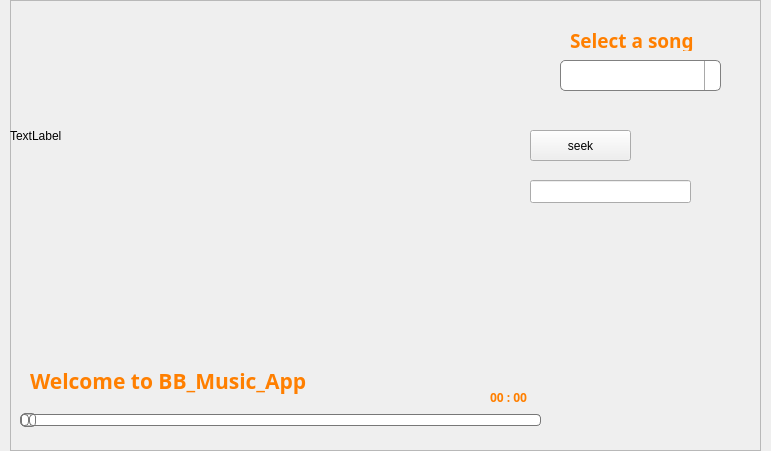
Above: buttonGUI/opengui.ui from DevelopKits/embebidos-grupo7 before the change. Below: the same form after it.
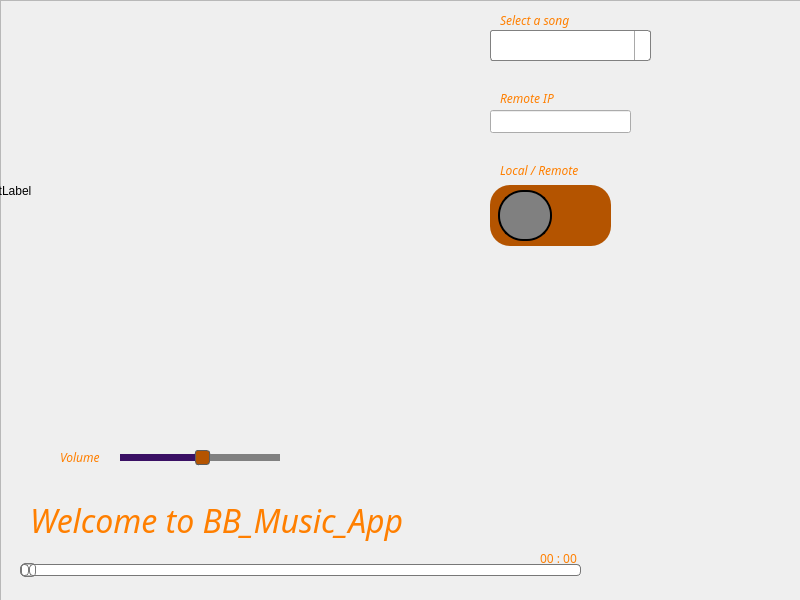
That is the form after the change. Icons and pictures are not drawn.

Patch:
```diff
--- a/buttonGUI/opengui.ui
+++ b/buttonGUI/opengui.ui
@@ -6,8 +6,8 @@
    <rect>
     <x>0</x>
     <y>0</y>
-    <width>771</width>
-    <height>451</height>
+    <width>800</width>
+    <height>600</height>
    </rect>
   </property>
   <property name="windowTitle">
@@ -19,10 +19,10 @@
   <widget class="QFrame" name="frame">
    <property name="geometry">
     <rect>
-     <x>10</x>
+     <x>0</x>
      <y>0</y>
-     <width>751</width>
-     <height>451</height>
+     <width>801</width>
+     <height>601</height>
     </rect>
    </property>
    <property name="autoFillBackground">
@@ -43,9 +43,9 @@
    <widget class="QSlider" name="horizontalSlider">
     <property name="geometry">
      <rect>
-      <x>10</x>
-      <y>410</y>
-      <width>521</width>
+      <x>20</x>
+      <y>560</y>
+      <width>561</width>
       <height>20</height>
      </rect>
     </property>
@@ -121,7 +121,7 @@
     <property name="geometry">
      <rect>
       <x>150</x>
-      <y>270</y>
+      <y>380</y>
       <width>51</width>
       <height>51</height>
      </rect>
@@ -145,83 +145,76 @@
    <widget class="QComboBox" name="comboBox_1">
     <property name="geometry">
      <rect>
-      <x>550</x>
-      <y>60</y>
+      <x>490</x>
+      <y>30</y>
       <width>161</width>
       <height>31</height>
      </rect>
     </property>
     <property name="styleSheet">
      <string notr="true">QComboBox {
-     border: 1px solid gray;
-     border-radius: 5px;
-     padding: 1px 18px 1px 3px;
-     min-width: 6em;
-	 border-image: none;
- }
+	border-image: none;
+    border: 1px solid gray;
+    border-radius: 3px;
+    padding: 1px 18px 1px 3px;
+    min-width: 6em;
+}
 
- QComboBox:editable {
-     background: white;
- }
+QComboBox:editable {
+    background: white;
+}
 
- QComboBox:!editable, QComboBox::drop-down:editable {
-      background: qlineargradient(x1: 0, y1: 0, x2: 0, y2: 1,
-                                  stop: 0 #E1E1E1, stop: 0.4 #DDDDDD,
-                                  stop: 0.5 #D8D8D8, stop: 1.0 #D3D3D3);
- }
-
- /* QComboBox gets the &quot;on&quot; state when the popup is open */
- QComboBox:!editable:on, QComboBox::drop-down:editable:on {
+QComboBox:!editable, QComboBox::drop-down:editable {
      background: qlineargradient(x1: 0, y1: 0, x2: 0, y2: 1,
-                                 stop: 0 #D3D3D3, stop: 0.4 #D8D8D8,
-                                 stop: 0.5 #DDDDDD, stop: 1.0 #E1E1E1);
- }
+                                 stop: 0 #E1E1E1, stop: 0.4 #DDDDDD,
+                                 stop: 0.5 #D8D8D8, stop: 1.0 #D3D3D3);
+}
 
- QComboBox:on { /* shift the text when the popup opens */
-     padding-top: 3px;
-     padding-left: 4px;
- }
+/* QComboBox gets the &quot;on&quot; state when the popup is open */
+QComboBox:!editable:on, QComboBox::drop-down:editable:on {
+    background: qlineargradient(x1: 0, y1: 0, x2: 0, y2: 1,
+                                stop: 0 #D3D3D3, stop: 0.4 #D8D8D8,
+                                stop: 0.5 #DDDDDD, stop: 1.0 #E1E1E1);
+}
 
- QComboBox::drop-down {
-     subcontrol-origin: padding;
-     subcontrol-position: top right;
-     width: 15px;
+QComboBox:on { /* shift the text when the popup opens */
+    padding-top: 3px;
+    padding-left: 4px;
+}
 
-     border-left-width: 1px;
-     border-left-color: darkgray;
-     border-left-style: solid; /* just a single line */
-     border-top-right-radius: 3px; /* same radius as the QComboBox */
-     border-bottom-right-radius: 3px;
- }
+QComboBox::drop-down {
+    subcontrol-origin: padding;
+    subcontrol-position: top right;
+    width: 15px;
 
- QComboBox::down-arrow {
-     image: url(/usr/share/icons/crystalsvg/16x16/actions/1downarrow.png);
- }
+    border-left-width: 1px;
+    border-left-color: darkgray;
+    border-left-style: solid; /* just a single line */
+    border-top-right-radius: 3px; /* same radius as the QComboBox */
+    border-bottom-right-radius: 3px;
+}
 
- QComboBox::down-arrow:on { /* shift the arrow when popup is open */
-     top: 1px;
-     left: 1px;
- }</string>
-    </property>
-   </widget>
-   <widget class="QPushButton" name="pushButton_4">
-    <property name="geometry">
-     <rect>
-      <x>520</x>
-      <y>130</y>
-      <width>101</width>
-      <height>31</height>
-     </rect>
-    </property>
-    <property name="text">
-     <string>seek</string>
+QComboBox::down-arrow {
+    image: url(/usr/share/icons/crystalsvg/16x16/actions/1downarrow.png);
+}
+
+QComboBox::down-arrow:on { /* shift the arrow when popup is open */
+    top: 1px;
+    left: 1px;
+}
+
+QComboBox QAbstractItemView {
+	border-image: none;
+    border: 2px solid darkgray;
+    selection-background-color: lightgray;
+}</string>
     </property>
    </widget>
    <widget class="QPushButton" name="pushButton_5">
     <property name="geometry">
      <rect>
       <x>210</x>
-      <y>270</y>
+      <y>380</y>
       <width>51</width>
       <height>51</height>
      </rect>
@@ -240,7 +233,7 @@
     <property name="geometry">
      <rect>
       <x>90</x>
-      <y>270</y>
+      <y>380</y>
       <width>51</width>
       <height>51</height>
      </rect>
@@ -259,7 +252,7 @@
     <property name="geometry">
      <rect>
       <x>270</x>
-      <y>270</y>
+      <y>380</y>
       <width>51</width>
       <height>51</height>
      </rect>
@@ -274,23 +267,13 @@
      <string/>
     </property>
    </widget>
-   <widget class="QLineEdit" name="lineEdit">
-    <property name="geometry">
-     <rect>
-      <x>520</x>
-      <y>180</y>
-      <width>161</width>
-      <height>23</height>
-     </rect>
-    </property>
-   </widget>
    <widget class="QLabel" name="gif_label">
     <property name="geometry">
      <rect>
-      <x>0</x>
-      <y>40</y>
-      <width>271</width>
-      <height>191</height>
+      <x>-20</x>
+      <y>20</y>
+      <width>331</width>
+      <height>341</height>
      </rect>
     </property>
     <property name="styleSheet">
@@ -311,18 +294,19 @@
    <widget class="QLabel" name="label_1">
     <property name="geometry">
      <rect>
-      <x>20</x>
-      <y>360</y>
+      <x>30</x>
+      <y>500</y>
       <width>501</width>
       <height>41</height>
      </rect>
     </property>
     <property name="font">
      <font>
-      <family>Sawasdee</family>
-      <pointsize>16</pointsize>
-      <weight>75</weight>
-      <bold>true</bold>
+      <family>Purisa</family>
+      <pointsize>24</pointsize>
+      <weight>50</weight>
+      <italic>true</italic>
+      <bold>false</bold>
      </font>
     </property>
     <property name="autoFillBackground">
@@ -343,7 +327,7 @@
     <property name="geometry">
      <rect>
       <x>30</x>
-      <y>270</y>
+      <y>380</y>
       <width>51</width>
       <height>51</height>
      </rect>
@@ -361,18 +345,19 @@
    <widget class="QLabel" name="label">
     <property name="geometry">
      <rect>
-      <x>560</x>
-      <y>30</y>
-      <width>141</width>
+      <x>500</x>
+      <y>10</y>
+      <width>131</width>
       <height>21</height>
      </rect>
     </property>
     <property name="font">
      <font>
-      <family>Sawasdee</family>
-      <pointsize>14</pointsize>
-      <weight>75</weight>
-      <bold>true</bold>
+      <family>Purisa</family>
+      <pointsize>9</pointsize>
+      <weight>50</weight>
+      <italic>true</italic>
+      <bold>false</bold>
      </font>
     </property>
     <property name="styleSheet">
@@ -389,17 +374,132 @@
    <widget class="QLabel" name="label_2">
     <property name="geometry">
      <rect>
-      <x>480</x>
-      <y>390</y>
+      <x>540</x>
+      <y>550</y>
+      <width>41</width>
+      <height>16</height>
+     </rect>
+    </property>
+    <property name="font">
+     <font>
+      <family>Sawasdee</family>
+      <weight>50</weight>
+      <bold>false</bold>
+     </font>
+    </property>
+    <property name="styleSheet">
+     <string notr="true">QLabel {
+	 border-image: none;
+     color: rgb(255,127,0) ;
+	 
+ }</string>
+    </property>
+    <property name="text">
+     <string>00 : 00</string>
+    </property>
+   </widget>
+   <widget class="QLabel" name="label_3">
+    <property name="geometry">
+     <rect>
+      <x>670</x>
+      <y>20</y>
+      <width>121</width>
+      <height>111</height>
+     </rect>
+    </property>
+    <property name="styleSheet">
+     <string notr="true">QLabel {
+	 border-image: none;
+	image: url(:/images/logo.png);
+}</string>
+    </property>
+    <property name="text">
+     <string/>
+    </property>
+   </widget>
+   <widget class="QSlider" name="horizontalSlider_2">
+    <property name="geometry">
+     <rect>
+      <x>490</x>
+      <y>180</y>
+      <width>121</width>
+      <height>71</height>
+     </rect>
+    </property>
+    <property name="styleSheet">
+     <string notr="true">QSlider::groove:horizontal {
+
+
+    background: rgb(180,84,0);
+    margin: 5px 0;
+border-radius: 20px;
+}
+
+QSlider::handle:horizontal {
+	    border: 2px solid #000000;
+    background: gray;
+left:8; right: 8;
+    width: 50px;
+    margin: 5px 0; /* handle is placed by default on the contents rect of the groove. Expand outside the groove */
+    border-radius: 25px;
+}
+
+</string>
+    </property>
+    <property name="maximum">
+     <number>1</number>
+    </property>
+    <property name="pageStep">
+     <number>1</number>
+    </property>
+    <property name="orientation">
+     <enum>Qt::Horizontal</enum>
+    </property>
+   </widget>
+   <widget class="QLabel" name="label_4">
+    <property name="geometry">
+     <rect>
+      <x>500</x>
+      <y>160</y>
+      <width>111</width>
+      <height>20</height>
+     </rect>
+    </property>
+    <property name="font">
+     <font>
+      <family>Purisa</family>
+      <pointsize>9</pointsize>
+      <weight>50</weight>
+      <italic>true</italic>
+      <bold>false</bold>
+     </font>
+    </property>
+    <property name="styleSheet">
+     <string notr="true">QLabel {
+	 border-image: none;
+     color: rgb(255,127,0) ;
+	 
+ }</string>
+    </property>
+    <property name="text">
+     <string>Local / Remote</string>
+    </property>
+   </widget>
+   <widget class="QLabel" name="label_5">
+    <property name="geometry">
+     <rect>
+      <x>60</x>
+      <y>450</y>
       <width>57</width>
       <height>15</height>
      </rect>
     </property>
     <property name="font">
      <font>
-      <family>Sawasdee</family>
-      <weight>75</weight>
-      <bold>true</bold>
+      <family>Purisa</family>
+      <weight>50</weight>
+      <italic>true</italic>
+      <bold>false</bold>
      </font>
     </property>
     <property name="styleSheet">
@@ -410,9 +510,101 @@
  }</string>
     </property>
     <property name="text">
-     <string>00 : 00</string>
+     <string>Volume</string>
     </property>
    </widget>
+   <widget class="QLineEdit" name="lineEdit">
+    <property name="geometry">
+     <rect>
+      <x>490</x>
+      <y>110</y>
+      <width>141</width>
+      <height>23</height>
+     </rect>
+    </property>
+   </widget>
+   <widget class="QLabel" name="label_6">
+    <property name="geometry">
+     <rect>
+      <x>500</x>
+      <y>90</y>
+      <width>91</width>
+      <height>16</height>
+     </rect>
+    </property>
+    <property name="font">
+     <font>
+      <family>Purisa</family>
+      <pointsize>9</pointsize>
+      <italic>true</italic>
+     </font>
+    </property>
+    <property name="styleSheet">
+     <string notr="true">QLabel {
+	 border-image: none;
+     color: rgb(255,127,0) ;
+	 
+ }</string>
+    </property>
+    <property name="text">
+     <string>Remote IP</string>
+    </property>
+   </widget>
+   <widget class="QSlider" name="verticalSlider">
+    <property name="geometry">
+     <rect>
+      <x>120</x>
+      <y>450</y>
+      <width>160</width>
+      <height>16</height>
+     </rect>
+    </property>
+    <property name="styleSheet">
+     <string notr="true"> QSlider::handle:horizontal {
+	border: 1px solid #5c5c5c;
+     background: rgb(180,84,0);
+	 border-radius: 3px;
+    margin: -5px 0; /* handle is placed by default on the contents rect of the groove. Expand outside the groove */
+ }
+
+QSlider::add-page:horizontal {
+	 border-radius: 5px;
+    background: gray;
+}
+
+QSlider::sub-page:horizontal {
+	 border-radius: 5px;
+    background: rgb(58,16,100);
+}</string>
+    </property>
+    <property name="maximum">
+     <number>97</number>
+    </property>
+    <property name="sliderPosition">
+     <number>50</number>
+    </property>
+    <property name="orientation">
+     <enum>Qt::Horizontal</enum>
+    </property>
+   </widget>
+   <zorder>horizontalSlider</zorder>
+   <zorder>pushButton_2</zorder>
+   <zorder>comboBox_1</zorder>
+   <zorder>pushButton_5</zorder>
+   <zorder>pushButton_3</zorder>
+   <zorder>pushButton_1</zorder>
+   <zorder>label_1</zorder>
+   <zorder>pushButton_6</zorder>
+   <zorder>label</zorder>
+   <zorder>label_2</zorder>
+   <zorder>gif_label</zorder>
+   <zorder>label_3</zorder>
+   <zorder>horizontalSlider_2</zorder>
+   <zorder>label_4</zorder>
+   <zorder>label_5</zorder>
+   <zorder>lineEdit</zorder>
+   <zorder>label_6</zorder>
+   <zorder>verticalSlider</zorder>
   </widget>
  </widget>
  <layoutdefault spacing="6" margin="11"/>
```
Left out of the diff: 3 changed lines with no effect on the pictures.
